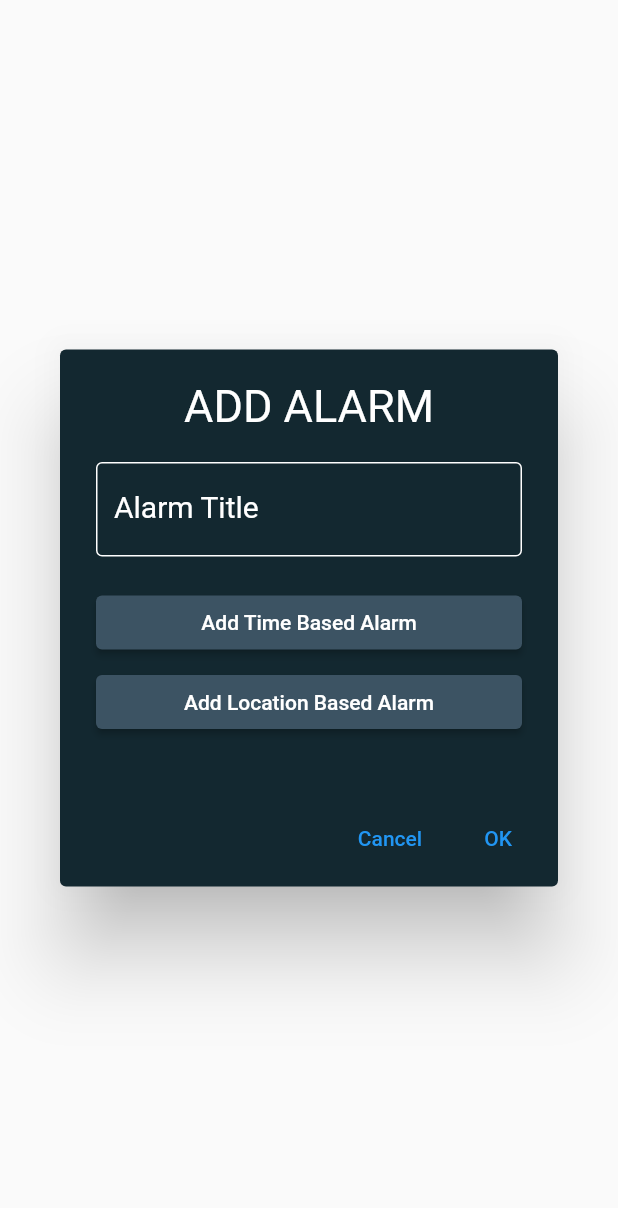
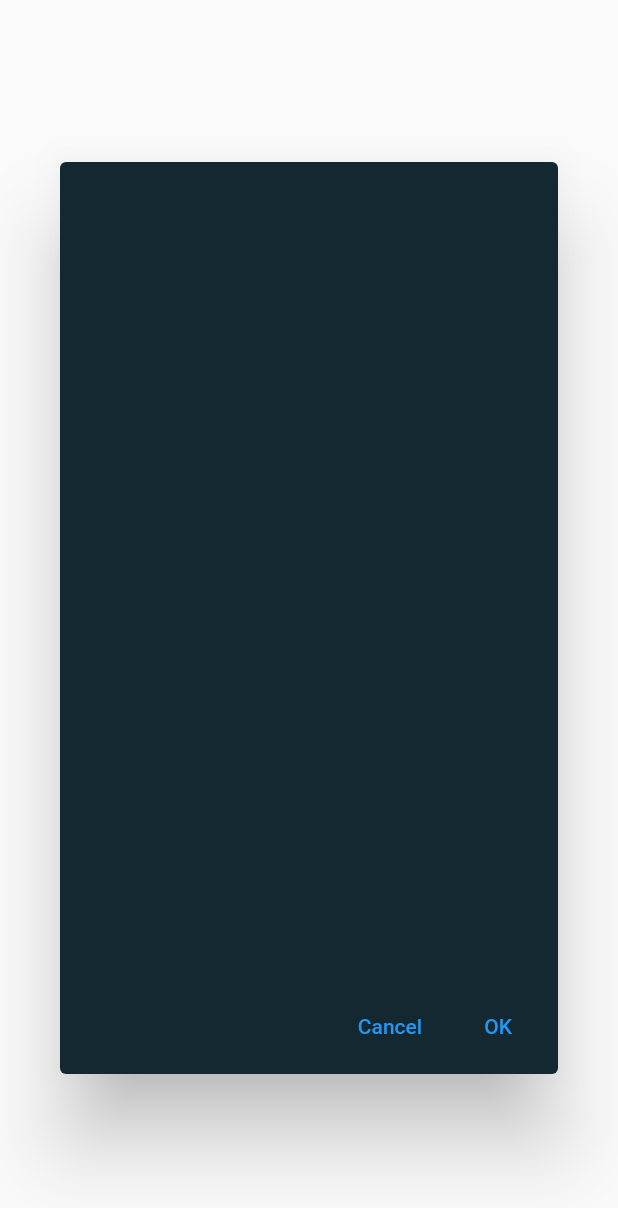
Before and after one commit to YeasirAR/smart_notify, a Flutter app: the CreateAlarm widget shown alone on an empty page, opened directly, on a phone screen of 412 x 824 dp. Shown: the top 1208 px of the screen. Run offline on Flutter 3.47's test engine with Material 2 defaults, Android fonts, the phone set to English and light mode, and no system bars; our stand-ins replace flutter_switch, font_awesome_flutter, google_nav_bar, hive_flutter, line_icons; accounts and stored records are empty.

Commit message:
Revert "Add Time Based Alarm"
This reverts commit 639e6fffd4b57677d6caaca2e737ad21149502b8.

```diff
--- a/lib/alarm/createAlarm.dart
+++ b/lib/alarm/createAlarm.dart
@@ -10,80 +10,16 @@ class CreateAlarm extends StatefulWidget {
 class _CreateAlarmState extends State<CreateAlarm> {
   @override
   Widget build(BuildContext context) {
-    void createTimeAlarm() async {
-      TimeOfDay _time = TimeOfDay(hour: 7, minute: 15);
-      final TimeOfDay? newTime = await showTimePicker(
-        context: context,
-        initialTime: _time,
-      );
-    }
-
     return AlertDialog(
           backgroundColor: Color.fromARGB(255, 19, 40, 48),
           content: Container(
             alignment: Alignment.center,
-          height: 250,
+            height: 500,
             width: 400,
-          child: Column(
-            children: <Widget>[
-              Padding(
-                padding: const EdgeInsets.only(bottom: 20),
-                child: Text(
-                  "ADD ALARM",
-                  style: TextStyle(color: Colors.white, fontSize: 30),
           ),
-              ),
-              TextFormField(
-                onChanged: (value) {},
-                decoration: InputDecoration(
-                    label: Text("Alarm Title",
-                        style: TextStyle(color: Colors.white, fontSize: 20)),
-                    disabledBorder: OutlineInputBorder(
-                        borderSide: BorderSide(color: Colors.white)),
-                    enabledBorder: OutlineInputBorder(
-                        borderSide: BorderSide(color: Colors.white)),
-                    focusedBorder: OutlineInputBorder(
-                        borderSide: BorderSide(width: 3, color: Colors.white)),
-                    border: OutlineInputBorder(
-                        borderSide: BorderSide(color: Colors.white)),
-                    hintText: 'Enter alarm title',
-                    hintStyle: TextStyle(
-                        color: Color.fromARGB(255, 150, 148, 148),
-                        fontSize: 20)),
-              ),
-              Padding(
-                padding: const EdgeInsets.only(top: 20, bottom: 5),
-                child: SizedBox(
-                  width: 500,
-                  child: ElevatedButton(
-                      style: ElevatedButton.styleFrom(
-                        backgroundColor: const Color.fromARGB(255, 60, 83, 99),
-                      ),
-                      onPressed: () {
-                        setState(() {
-                          Navigator.pop(context);
-                          createTimeAlarm();
-                        });
-                      },
-                      child: const Text('Add Time Based Alarm')),
-                ),
-              ),
-              SizedBox(
-                width: 500,
-                child: ElevatedButton(
-                    style: ElevatedButton.styleFrom(
-                      backgroundColor: const Color.fromARGB(255, 60, 83, 99),
-                    ),
-                    onPressed: (() => {}),
-                    child: const Text('Add Location Based Alarm')),
-              ),
-            ],
-          )),
           actions: <Widget>[
             TextButton(
-          onPressed: () {
-            Navigator.pop(context, 'Cancel');
-          },
+              onPressed: () => Navigator.pop(context, 'Cancel'),
               child: const Text('Cancel'),
             ),
             TextButton(
--- a/pubspec.yaml
+++ b/pubspec.yaml
@@ -43,7 +43,6 @@ dependencies:
   font_awesome_flutter: ^10.3.0
   flutter_launcher_icons: "^0.11.0"
   flutter_switch: ^0.3.2
-  flutter_ringtone_player: ^3.2.0
   # is_first_run: ^1.0.0
 
 dev_dependencies:
```
Also changed, not shown: lib/alarm/alarm.dart (+6 -18 lines), lib/database/round-button.dart (deleted, +0 -25 lines), lib/homepage.dart (+4 -3 lines), lib/timer/timer.dart (deleted, +0 -159 lines), pubspec.lock. Lines whose indentation alone changed are shown as unchanged.
